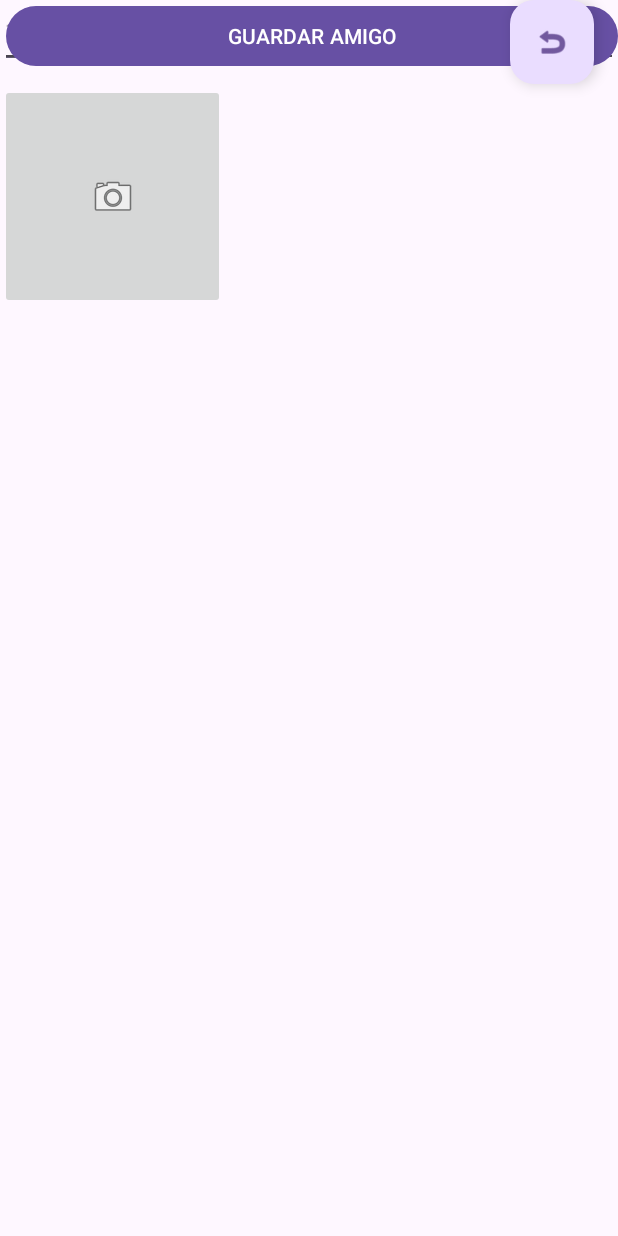
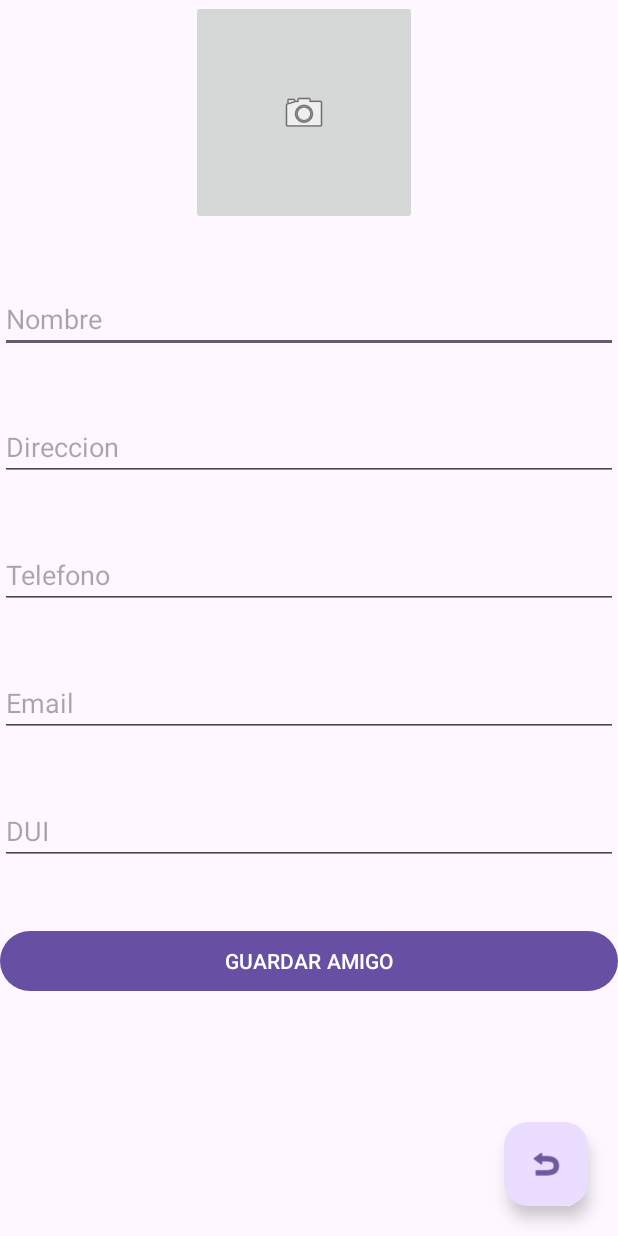
Before and after one commit to CarlosRomero212/ProgTareas-I, an Android app: the screen it shows after launch (MainActivity), on a phone screen of 412 x 824 dp. Run offline under Robolectric (Android 15) with nearby library versions, the phone set to English and light mode, and no system bars.

```diff
--- a/app/src/main/res/layout/activity_main.xml
+++ b/app/src/main/res/layout/activity_main.xml
@@ -1,11 +1,10 @@
 <?xml version="1.0" encoding="utf-8"?>
-<androidx.constraintlayout.widget.ConstraintLayout xmlns:android="http://schemas.android.com/apk/res/android"
+<RelativeLayout xmlns:android="http://schemas.android.com/apk/res/android"
     xmlns:app="http://schemas.android.com/apk/res-auto"
     xmlns:tools="http://schemas.android.com/tools"
     android:layout_width="match_parent"
     android:layout_height="match_parent"
     tools:context=".MainActivity">
-
 
     <ImageButton
         android:id="@+id/btnImgAmigo"
@@ -13,86 +12,66 @@
         android:layout_height="150dp"
         android:layout_alignParentStart="true"
         android:layout_alignParentEnd="true"
-        android:layout_marginTop="56dp"
-        android:src="@android:drawable/ic_menu_camera"
-        app:layout_constraintTop_toTopOf="parent"
-        tools:layout_editor_absoluteX="119dp" />
+        android:layout_marginStart="127dp"
+        android:layout_marginEnd="134dp"
+        android:src="@android:drawable/ic_menu_camera" />
 
     <EditText
         android:id="@+id/txtnombre"
+        android:inputType="textPersonName"
+        android:hint="Nombre"
+        android:layout_below="@+id/btnImgAmigo"
+        android:layout_marginTop="40dp"
         android:layout_width="match_parent"
-        android:layout_height="wrap_content"
-        android:layout_below="@+id/btnImgAmigo"
-        android:layout_marginEnd="16dp"
-        android:hint="Nombre"
-        android:inputType="textPersonName"
-        app:layout_constraintEnd_toEndOf="parent"
-        tools:layout_editor_absoluteY="246dp" />
-
+        android:layout_height="wrap_content"/>
     <EditText
         android:id="@+id/txtdireccion"
-        android:layout_width="match_parent"
-        android:layout_height="wrap_content"
-        android:layout_below="@id/txtnombre"
         android:hint="Direccion"
         android:inputType="textMultiLine"
-        app:layout_constraintEnd_toEndOf="parent"
-        app:layout_constraintHorizontal_bias="0.0"
-        app:layout_constraintStart_toStartOf="parent"
-        tools:layout_editor_absoluteY="311dp" />
-
+        android:layout_below="@id/txtnombre"
+        android:layout_marginTop="40dp"
+        android:layout_width="match_parent"
+        android:layout_height="wrap_content"/>
     <EditText
         android:id="@+id/txtTelefono"
-        android:layout_width="match_parent"
-        android:layout_height="wrap_content"
-        android:layout_below="@id/txtdireccion"
         android:hint="Telefono"
         android:inputType="phone"
-        app:layout_constraintStart_toStartOf="parent"
-        tools:layout_editor_absoluteY="369dp" />
-
+        android:layout_below="@id/txtdireccion"
+        android:layout_marginTop="40dp"
+        android:layout_width="match_parent"
+        android:layout_height="wrap_content"/>
     <EditText
         android:id="@+id/txtemail"
-        android:layout_width="match_parent"
-        android:layout_height="wrap_content"
-        android:layout_below="@id/txtTelefono"
         android:hint="Email"
         android:inputType="textEmailAddress"
-        app:layout_constraintEnd_toEndOf="parent"
-        app:layout_constraintHorizontal_bias="1.0"
-        app:layout_constraintStart_toStartOf="parent"
-        tools:layout_editor_absoluteY="431dp" />
-
+        android:layout_below="@id/txtTelefono"
+        android:layout_marginTop="40dp"
+        android:layout_width="match_parent"
+        android:layout_height="wrap_content"/>
     <EditText
         android:id="@+id/txtdui"
+        android:inputType="number"
+        android:hint="DUI"
+        android:layout_below="@id/txtemail"
+        android:layout_marginTop="40dp"
         android:layout_width="match_parent"
-        android:layout_height="wrap_content"
-        android:layout_below="@id/txtemail"
-        android:hint="DUI"
-        android:inputType="number"
-        app:layout_constraintEnd_toEndOf="parent"
-        tools:layout_editor_absoluteY="500dp" />
-
+        android:layout_height="wrap_content"/>
     <Button
         android:id="@+id/btnGuardarAgendaAmigos"
+        android:layout_below="@id/txtdui"
+        android:layout_marginTop="40dp"
+        android:text="GUARDAR AMIGO"
         android:layout_width="match_parent"
-        android:layout_height="wrap_content"
-        android:layout_below="@id/txtdui"
-        android:layout_marginStart="4dp"
-        android:text="GUARDAR AMIGO"
-        app:layout_constraintStart_toStartOf="parent"
-        tools:layout_editor_absoluteY="649dp" />
-
+        android:layout_height="wrap_content"/>
     <com.google.android.material.floatingactionbutton.FloatingActionButton
         android:id="@+id/fabListarAmigos"
         android:layout_width="wrap_content"
         android:layout_height="wrap_content"
         android:layout_alignParentRight="true"
         android:layout_alignParentBottom="true"
-        android:layout_marginEnd="16dp"
-        android:src="@android:drawable/ic_menu_revert"
-        app:layout_constraintEnd_toEndOf="parent"
-        tools:layout_editor_absoluteY="584dp" />
-
-
-</androidx.constraintlayout.widget.ConstraintLayout>
+        android:layout_marginStart="20dp"
+        android:layout_marginTop="20dp"
+        android:layout_marginEnd="20dp"
+        android:layout_marginBottom="20dp"
+        android:src="@android:drawable/ic_menu_revert" />
+</RelativeLayout>
--- a/app/src/main/res/menu/mimenu.xml
+++ b/app/src/main/res/menu/mimenu.xml
@@ -1,5 +1,6 @@
 <?xml version="1.0" encoding="utf-8"?>
-<menu xmlns:android="http://schemas.android.com/apk/res/android">
+<menu xmlns:app="http://schemas.android.com/apk/res-auto"
+    xmlns:android="http://schemas.android.com/apk/res/android">
 
     <item
         android:id="@+id/mnxAgregar"
@@ -10,5 +11,4 @@
     <item
         android:id="@+id/mnxEliminar"
         android:title="Eliminar" />
-
 </menu>
--- /dev/null
+++ b/app/src/main/res/xml/file_paths.xml
@@ -0,0 +1,6 @@
+<?xml version="1.0" encoding="utf-8"?>
+<paths xmlns:android="http://schemas.android.com/apk/res/android">
+    <external-files-path
+        name="mis_imagenes"
+        path="./"/>
+</paths>
```
Also changed, not shown: app/src/main/AndroidManifest.xml (+5 -3 lines), app/src/main/res/layout/lista_amigos.xml (+9 -12 lines), app/src/main/res/layout/listview_imagenes.xml (+23 -36 lines), app/src/main/res/values/strings.xml (+2 -11 lines), app/src/main/res/xml/data_extraction_rules.xml (indentation only).
